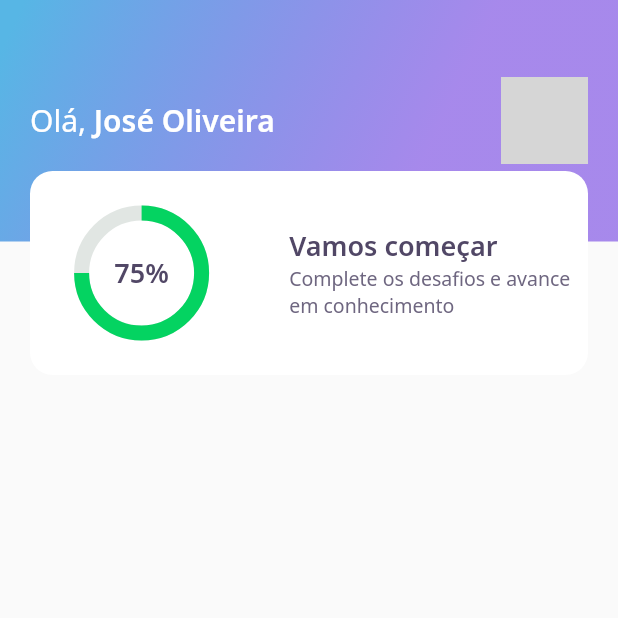
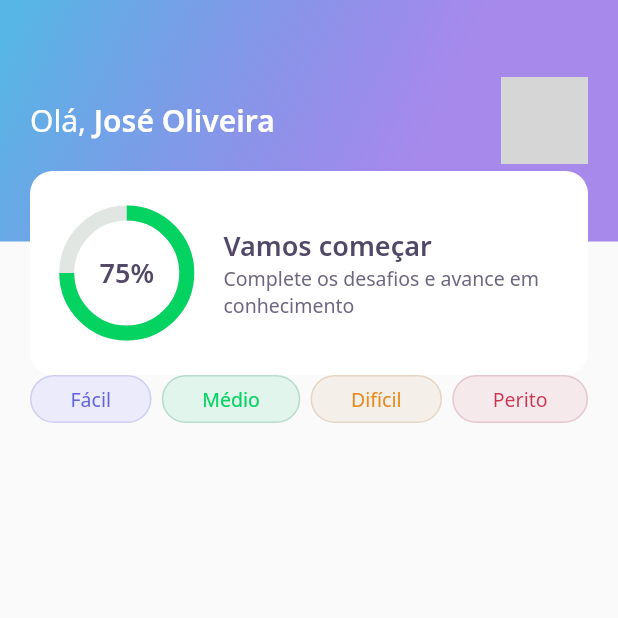
Before and after one commit to Olliveer/devquiz, a Flutter app: the screen it shows after launch, on a phone screen of 412 x 824 dp, the top half of it. Run offline on Flutter 3.47's test engine with Material 2 defaults, Android fonts, the phone set to English and light mode, and no system bars; our stand-ins replace google_fonts; network calls fail; grey boxes are pictures that could not be loaded.

Commit message:
add LevelButtonWidget

```diff
--- a/lib/home/home_page.dart
+++ b/lib/home/home_page.dart
@@ -1,4 +1,5 @@
 import 'package:devquiz/home/widgets/appbar/app_bar_widget.dart';
+import 'package:devquiz/home/widgets/level_button/level_button_widget.dart';
 import 'package:flutter/cupertino.dart';
 import 'package:flutter/material.dart';
 
@@ -13,6 +14,26 @@ class _HomePageState extends State<HomePage> {
   Widget build(BuildContext context) {
     return Scaffold(
       appBar: AppBarWidget(),
+      body: Padding(
+        padding: const EdgeInsets.symmetric(horizontal: 20),
+        child: Row(
+          mainAxisAlignment: MainAxisAlignment.spaceBetween,
+          children: [
+            LevelButtonWidget(
+              label: "Fácil",
+            ),
+            LevelButtonWidget(
+              label: "Médio",
+            ),
+            LevelButtonWidget(
+              label: "Difícil",
+            ),
+            LevelButtonWidget(
+              label: "Perito",
+            )
+          ],
+        ),
+      ),
     );
   }
 }
--- /dev/null
+++ b/lib/home/widgets/level_button/level_button_widget.dart
@@ -0,0 +1,57 @@
+import 'package:devquiz/core/app_colors.dart';
+import 'package:flutter/material.dart';
+import 'package:google_fonts/google_fonts.dart';
+
+class LevelButtonWidget extends StatelessWidget {
+  final String label;
+  LevelButtonWidget({Key? key, required this.label})
+      : assert(["Fácil", "Médio", "Difícil", "Perito"].contains(label)),
+        super(key: key);
+
+  final config = {
+    "Fácil": {
+      "color": AppColors.levelButtonFacil,
+      "borderColor": AppColors.levelButtonBorderFacil,
+      "fontColor": AppColors.levelButtonTextFacil
+    },
+    "Médio": {
+      "color": AppColors.levelButtonMedio,
+      "borderColor": AppColors.levelButtonBorderMedio,
+      "fontColor": AppColors.levelButtonTextMedio
+    },
+    "Difícil": {
+      "color": AppColors.levelButtonDificil,
+      "borderColor": AppColors.levelButtonBorderDificil,
+      "fontColor": AppColors.levelButtonTextDificil
+    },
+    "Perito": {
+      "color": AppColors.levelButtonPerito,
+      "borderColor": AppColors.levelButtonBorderPerito,
+      "fontColor": AppColors.levelButtonTextPerito
+    },
+  };
+
+  Color get color => config[label]!['color']!;
+  Color get borderColor => config[label]!['borderColor']!;
+  Color get fontColor => config[label]!['fontColor']!;
+
+  @override
+  Widget build(BuildContext context) {
+    return Container(
+      decoration: BoxDecoration(
+        color: color,
+        border: Border.fromBorderSide(
+          BorderSide(color: borderColor),
+        ),
+        borderRadius: BorderRadius.circular(28),
+      ),
+      child: Padding(
+        padding: const EdgeInsets.symmetric(horizontal: 26, vertical: 6),
+        child: Text(
+          label,
+          style: GoogleFonts.notoSans(color: fontColor, fontSize: 13),
+        ),
+      ),
+    );
+  }
+}
--- a/lib/home/widgets/score_card/score_card_widget.dart
+++ b/lib/home/widgets/score_card/score_card_widget.dart
@@ -16,11 +16,13 @@ class ScoreCardWidget extends StatelessWidget {
           color: AppColors.white,
           borderRadius: BorderRadius.circular(15),
         ),
+        child: Padding(
+          padding: const EdgeInsets.symmetric(horizontal: 24),
           child: Row(
             crossAxisAlignment: CrossAxisAlignment.center,
             children: [
               Expanded(
-              flex: 2,
+                flex: 1,
                 child: ChartWidget(),
               ),
               Expanded(
@@ -46,6 +48,7 @@ class ScoreCardWidget extends StatelessWidget {
             ],
           ),
         ),
+      ),
     );
   }
 }
```
Lines whose indentation alone changed are shown as unchanged.
